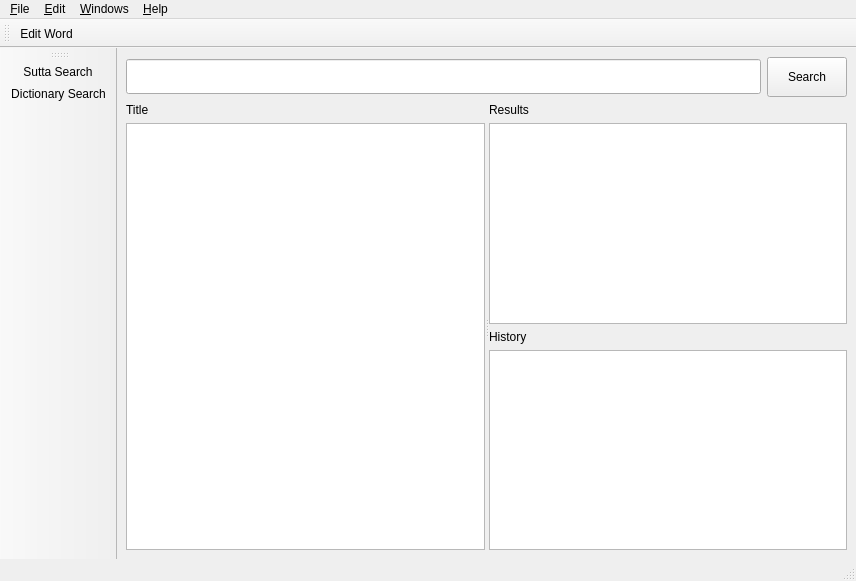
This is simsapa/assets/ui/dictionary_search_window.ui in simsapa/simsapa as Qt 5 draws it before an edit. The edited form follows.
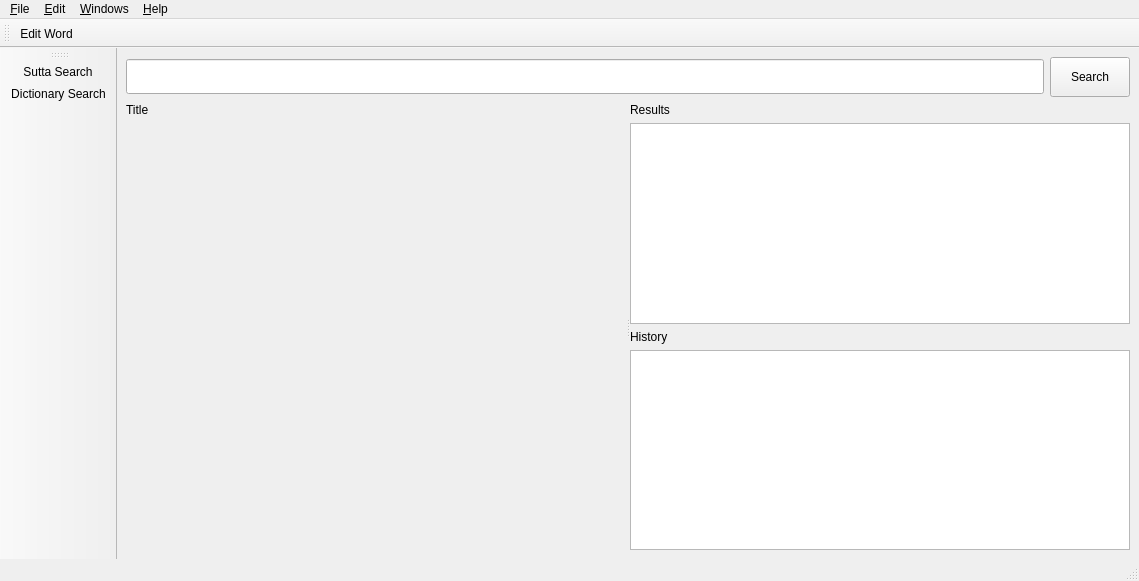
This is the edited form. Icons and pictures are not drawn.

Commit message: show sutta text in browser

Diff of the .ui file:
```diff
--- a/simsapa/assets/ui/dictionary_search_window.ui
+++ b/simsapa/assets/ui/dictionary_search_window.ui
@@ -65,20 +65,44 @@
          <layout class="QVBoxLayout" name="content_layout">
           <item>
            <widget class="QLabel" name="content_title">
+            <property name="sizePolicy">
+             <sizepolicy hsizetype="Expanding" vsizetype="Preferred">
+              <horstretch>0</horstretch>
+              <verstretch>0</verstretch>
+             </sizepolicy>
+            </property>
+            <property name="minimumSize">
+             <size>
+              <width>500</width>
+              <height>0</height>
+             </size>
+            </property>
             <property name="text">
              <string>Title</string>
             </property>
+            <property name="alignment">
+             <set>Qt::AlignLeading|Qt::AlignLeft|Qt::AlignTop</set>
+            </property>
            </widget>
           </item>
-          <item>
-           <widget class="QTextBrowser" name="content_html"/>
-          </item>
          </layout>
         </widget>
         <widget class="QWidget" name="verticalLayoutWidget_3">
          <layout class="QVBoxLayout" name="results_layout">
           <item>
            <widget class="QLabel" name="label_2">
+            <property name="sizePolicy">
+             <sizepolicy hsizetype="Expanding" vsizetype="Preferred">
+              <horstretch>0</horstretch>
+              <verstretch>0</verstretch>
+             </sizepolicy>
+            </property>
+            <property name="minimumSize">
+             <size>
+              <width>500</width>
+              <height>0</height>
+             </size>
+            </property>
             <property name="text">
              <string>Results</string>
             </property>
```
The commit also changes 2 other files.
